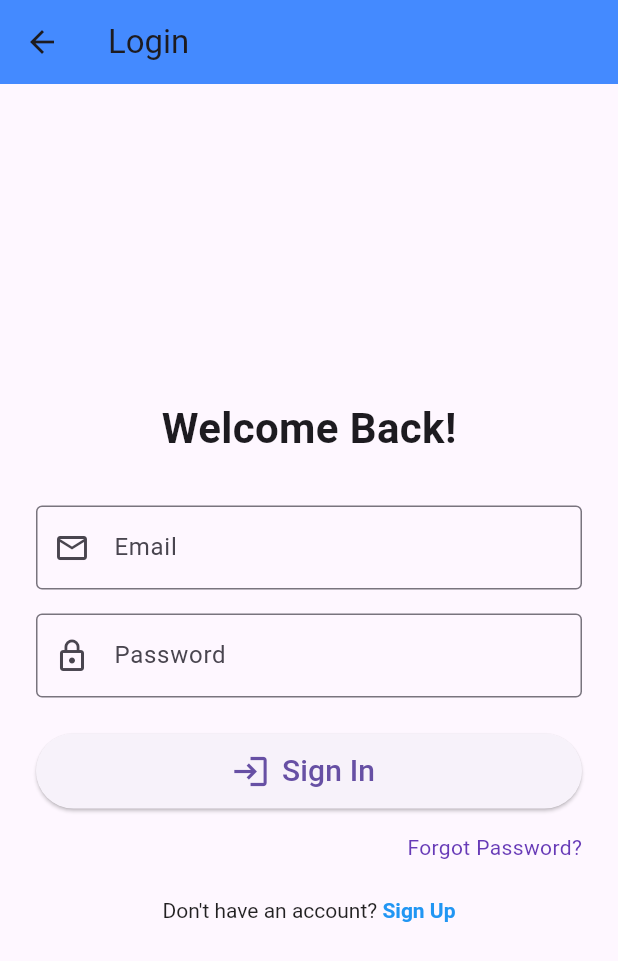
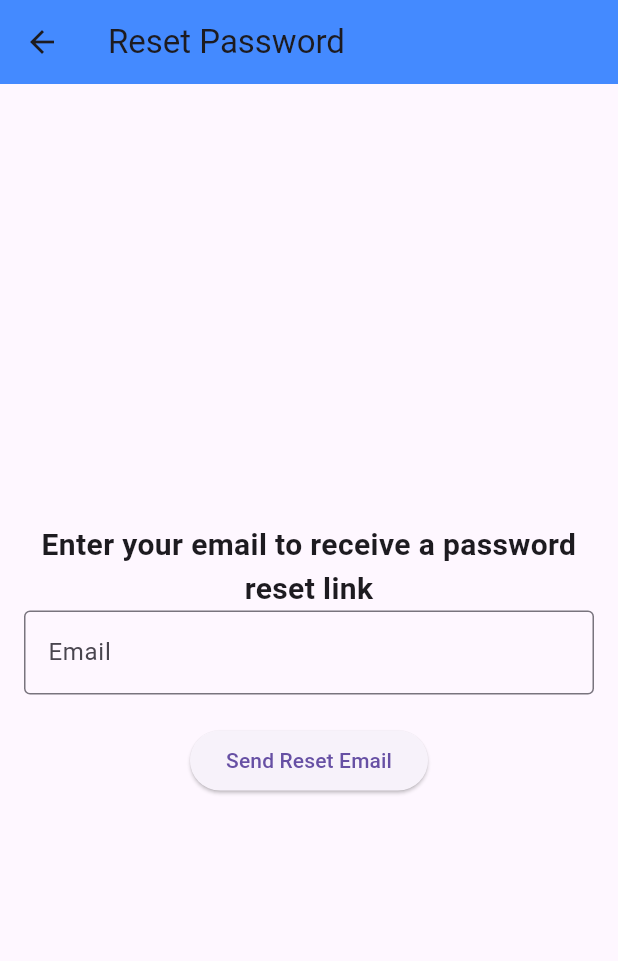
Before and after one commit to sanashajiya/flutter_multi_auth, a Flutter app: the LoginPage screen opened directly, after a tap on "Forgot Password?", on a phone screen of 412 x 824 dp. Shown: the top 961 px of the screen. Run offline on Flutter 3.47's test engine with Material 3 defaults, Android fonts, the phone set to English and light mode, and no system bars; our stand-ins replace email_validator, firebase_auth, firebase_core; accounts and stored records are empty; network calls fail.

Commit message:
Implement Password reset option via email on login page

```diff
--- a/lib/Authentication/login_page.dart
+++ b/lib/Authentication/login_page.dart
@@ -1,4 +1,5 @@
 // import 'package:auth_project/pages/forgot_password_page.dart';
+import 'package:auth_project/Authentication/reset_password_page.dart';
 import 'package:firebase_auth/firebase_auth.dart';
 import 'package:flutter/gestures.dart';
 import 'package:flutter/material.dart';
@@ -31,6 +32,9 @@ class _LoginWidgetState extends State<LoginPage> {
         email: emailController.text.trim(),
         password: passwordController.text.trim(),
       );
+      if (context.mounted) {
+        Navigator.of(context).pop();
+      }
     } on FirebaseAuthException catch (e) {
       ScaffoldMessenger.of(context).showSnackBar(
         SnackBar(content: Text(e.message ?? 'Sign in failed')),
@@ -91,10 +95,11 @@ class _LoginWidgetState extends State<LoginPage> {
                 child: GestureDetector(
                   child: const Text("Forgot Password?", style: TextStyle(color: Colors.deepPurple)),
                   onTap: (){
-                  //   Navigator.of(context).push(MaterialPageRoute(
-                  //   builder: (context) => ForgotPasswordPage(),
+                    Navigator.of(context).push(MaterialPageRoute(
+                    builder: (context) => ResetPasswordPage(),
 
-                  // )),
+                  ),
+                  );
                   },
 
 
--- /dev/null
+++ b/lib/Authentication/reset_password_page.dart
@@ -0,0 +1,80 @@
+import 'package:email_validator/email_validator.dart';
+import 'package:firebase_auth/firebase_auth.dart';
+import 'package:flutter/material.dart';
+
+class ResetPasswordPage extends StatefulWidget {
+  const ResetPasswordPage({super.key});
+
+  @override
+  State<ResetPasswordPage> createState() => _ResetPasswordPageState();
+}
+
+class _ResetPasswordPageState extends State<ResetPasswordPage> {
+  final formKey = GlobalKey<FormState>();
+  final emailController = TextEditingController();
+
+  @override
+  void dispose() {
+    emailController.dispose();
+    super.dispose();
+  }
+
+  Future<void> resetPassword() async {
+    final isValid = formKey.currentState?.validate();
+    if (!isValid!) return;
+
+    try {
+      await FirebaseAuth.instance
+          .sendPasswordResetEmail(email: emailController.text.trim());
+
+      ScaffoldMessenger.of(context).showSnackBar(
+        const SnackBar(content: Text('Password reset email sent')),
+      );
+    } on FirebaseAuthException catch (e) {
+      ScaffoldMessenger.of(context).showSnackBar(
+        SnackBar(content: Text(e.message ?? 'Failed to reset password')),
+      );
+    }
+  }
+
+  @override
+  Widget build(BuildContext context) {
+    return Scaffold(
+      appBar: AppBar(
+        title: const Text('Reset Password'),
+        backgroundColor: Colors.blueAccent,
+      ),
+      body: Padding(
+        padding: const EdgeInsets.all(16),
+        child: Form(
+          key: formKey,
+          child: Column(
+            mainAxisAlignment: MainAxisAlignment.center,
+            children: [
+              const Text('Enter your email to receive a password reset link',style: TextStyle(fontSize: 20, fontWeight: FontWeight.bold),textAlign: TextAlign.center,),
+              TextFormField(
+                controller: emailController,
+                cursorColor: Colors.black,
+                textInputAction: TextInputAction.done,
+                keyboardType: TextInputType.emailAddress,
+                decoration: const InputDecoration(
+                  border: OutlineInputBorder(),
+                  labelText: 'Email',
+                ),
+                validator: (email) =>
+                    email != null &&  !EmailValidator.validate(email) && !email.contains('@')
+                        ? 'Enter a valid email'
+                        : null,
+              ),
+              const SizedBox(height: 20),
+              ElevatedButton(
+                onPressed: resetPassword,
+                child: const Text('Send Reset Email'),
+              ),
+            ],
+          ),
+        ),
+      ),
+    );
+  }
+}
--- a/lib/Authentication/signup_page.dart
+++ b/lib/Authentication/signup_page.dart
@@ -40,6 +40,9 @@ class _SignUpWidgetState extends State<SignupPage> {
         email: emailController.text.trim(),
         password: passwordController.text.trim(),
       );
+       if (context.mounted) {
+        Navigator.of(context).pop();
+      }
     } on FirebaseAuthException catch (e) {
       ScaffoldMessenger.of(context).showSnackBar(
         SnackBar(content: Text(e.message ?? 'Sign up failed')),
```
